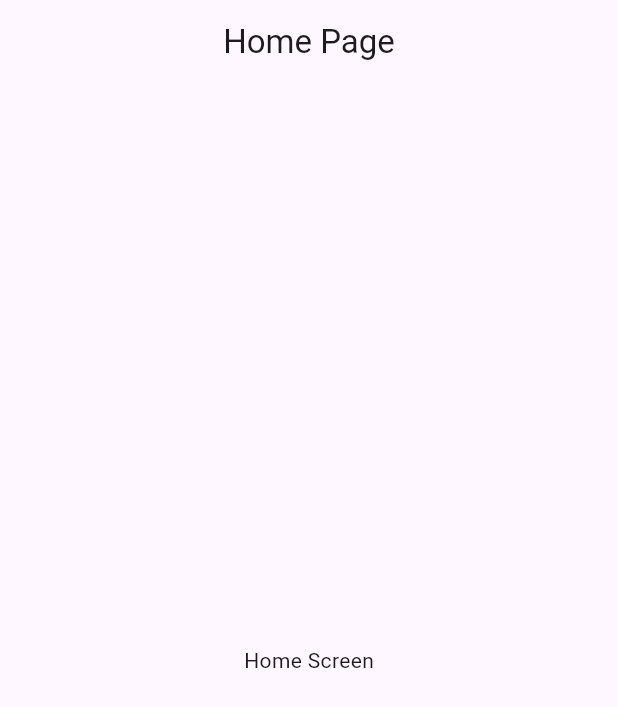
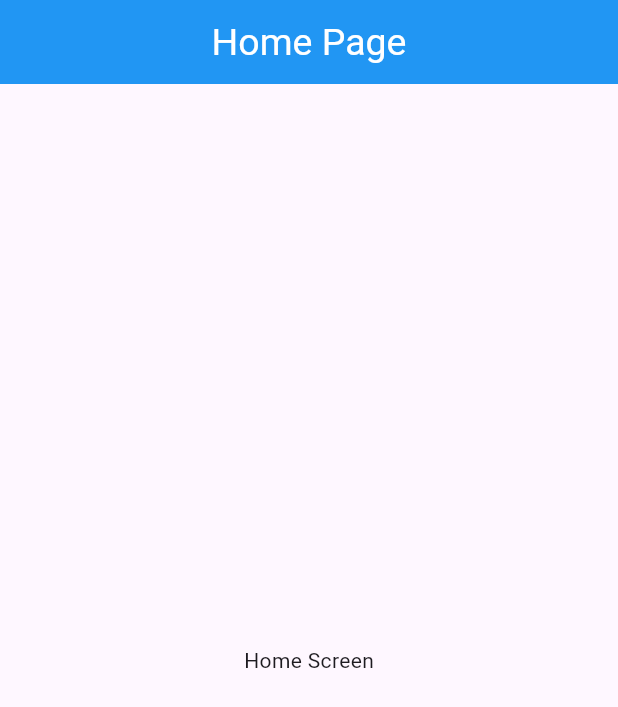
Before and after one commit to Sohag-84/Flutter-Assignment, a Flutter app: the screen it shows after launch, on a phone screen of 412 x 824 dp. Shown: the top 707 px of the screen. Run offline on Flutter 3.47's test engine with Material 3 defaults, Android fonts, the phone set to English and light mode, and no system bars; our stand-ins replace get.

```diff
--- a/lib/main.dart
+++ b/lib/main.dart
@@ -9,15 +9,22 @@ void main() {
 class MyApp extends StatelessWidget {
   const MyApp({super.key});
 
-
   @override
   Widget build(BuildContext context) {
     return GetMaterialApp(
       title: 'Flutter Assignment',
       debugShowCheckedModeBanner: false,
       theme: ThemeData(
-       colorScheme: ColorScheme.fromSeed(seedColor: Colors.deepPurple),
+        colorScheme: ColorScheme.fromSeed(seedColor: Colors.deepPurple),
         useMaterial3: true,
+        appBarTheme: const AppBarTheme(
+          backgroundColor: Colors.blue,
+          centerTitle: true,
+          titleTextStyle: TextStyle(
+            color: Colors.white,
+            fontSize: 25,
+          ),
+        ),
       ),
       home: const HomeScreen(),
     );
--- a/lib/views/home_screen.dart
+++ b/lib/views/home_screen.dart
@@ -10,7 +10,6 @@ class HomeScreen extends StatelessWidget {
     return Scaffold(
       appBar: AppBar(
         title: Text("Home Page"),
-        centerTitle: true,
       ),
       body: Center(
         child: Text("Home Screen"),
```
